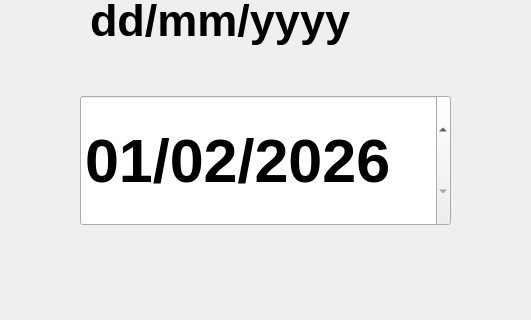
Before: the Qt Designer form mainwindow.ui in solarpieter/SP515_Display_2, drawn with Qt 5; both pictures show x 90 to 621 and y 115 to 435 of the 1280 by 654 pixel window.
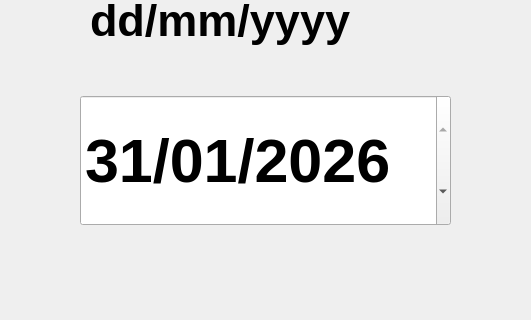
After: the same form once the commit is applied. The open tabs and pages were chosen to show the change. Icons and pictures are not drawn.

Commit message: Calibration page: current value label, Calibrate and Apply Offset

```diff
--- a/mainwindow.ui
+++ b/mainwindow.ui
@@ -1625,8 +1625,8 @@
         <minute>0</minute>
         <second>0</second>
         <year>2026</year>
-        <month>2</month>
-        <day>1</day>
+        <month>1</month>
+        <day>31</day>
        </datetime>
       </property>
       <property name="displayFormat">
```
Left out of the diff: 2 changed lines with no effect on the pictures. The commit also changes 2 other files.
